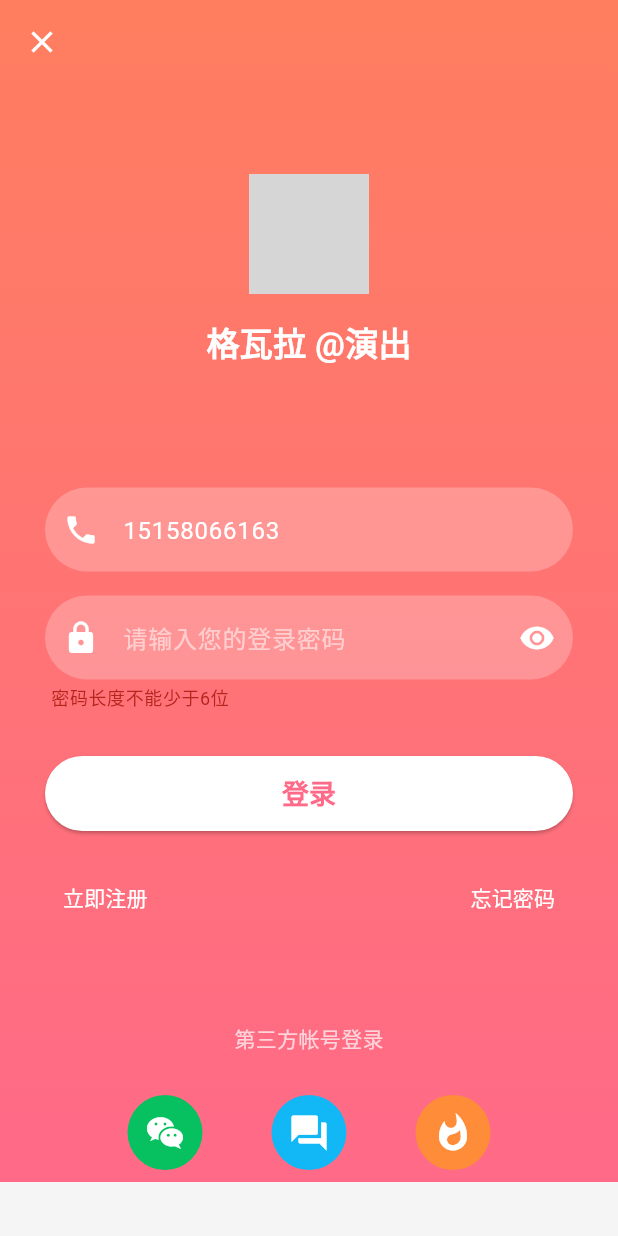
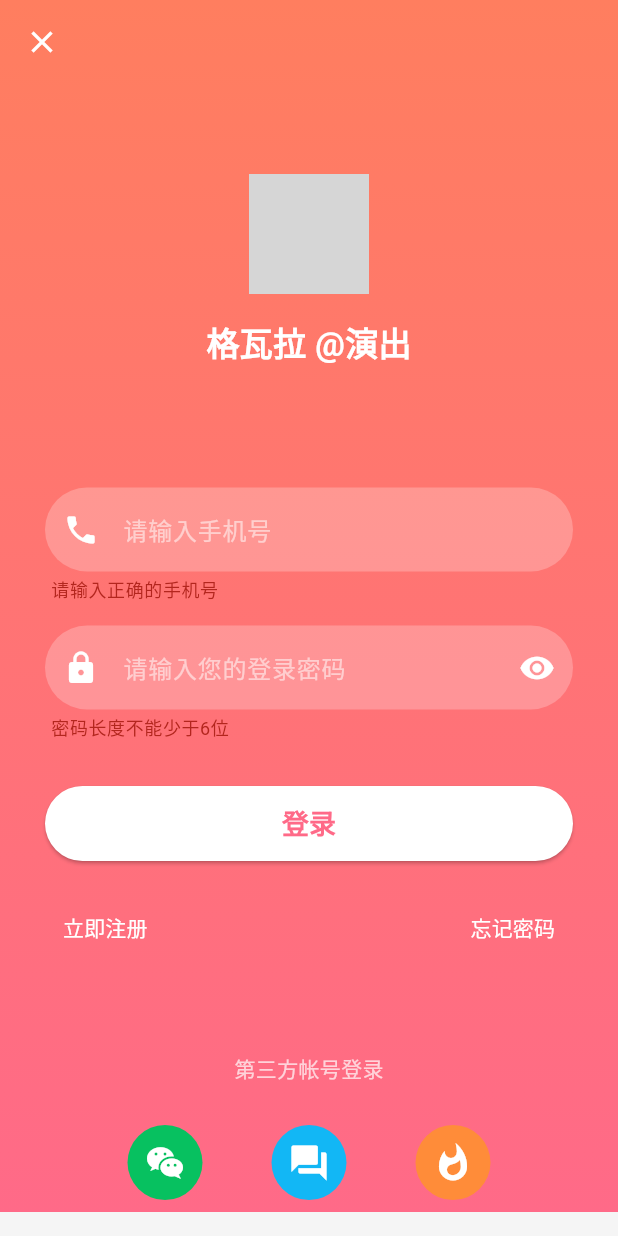
Before and after one commit to winfrise/flutter_login_auth_app, a Flutter app: the screen it shows after launch, after a tap on "登录", on a phone screen of 412 x 824 dp. Run offline on Flutter 3.47's test engine with Material 3 defaults, Android fonts, the phone set to English and light mode, and no system bars; our stand-ins replace dio, flutter_dotenv, shared_preferences; missing offline and left inert: http_mock_adapter; accounts and stored records are empty; statements that could not run were skipped; grey boxes are pictures that could not be loaded.

Commit message:
修改登陆页

```diff
--- a/lib/pages/login_page.dart
+++ b/lib/pages/login_page.dart
@@ -1,5 +1,6 @@
 import 'package:flutter/material.dart';
 import 'package:flutter/services.dart';
+import 'package:flutter_login_auth/api/user_api.dart';
 
 class LoginPage extends StatefulWidget {
   final String? redirectRoute; // 登录成功后跳转的路由
@@ -12,7 +13,7 @@ class LoginPage extends StatefulWidget {
 
 class _LoginPageState extends State<LoginPage> {
   // 表单控制器
-  final _phoneController = TextEditingController(text: "15158066163");
+  final _phoneController = TextEditingController();
   final _passwordController = TextEditingController();
   final _formKey = GlobalKey<FormState>();
 
@@ -27,11 +28,17 @@ class _LoginPageState extends State<LoginPage> {
   }
 
   // 登录逻辑
-  void _handleLogin() {
+  void _handleLogin() async {
     if (_formKey.currentState!.validate()) {
       // 验证通过，执行登录请求
       String phone = _phoneController.text.trim();
       String password = _passwordController.text.trim();
+
+      Map<String, dynamic> res = await UserApi.login(
+        username: phone,
+        password: password,
+      );
+
       // TODO: 调用登录API
       ScaffoldMessenger.of(
         context,
--- a/lib/utils/http.dart
+++ b/lib/utils/http.dart
@@ -20,19 +20,34 @@ Future<void> initHttp() async {
   // if (dotenv.env['USE_MOCK'] == true) {
   print('初始化mock');
   final mockAdapter = DioAdapter(dio: dio);
-  // 模拟登录接口（POST /user/login）
+  // 用户名密码登陆
   mockAdapter.onPost(
     '/api/user/login',
     (server) => server.reply(
       200,
       {
-        "code": 200,
+        "code": '000',
         "msg": "登录成功",
         "data": {"token": "mock_token_123456"},
       },
       delay: const Duration(milliseconds: 100), // 模拟网络延迟
     ),
     data: {'username': 'admin', 'password': '123456'},
+  );
+
+  // 手机号登陆
+  mockAdapter.onPost(
+    '/api/user/login',
+    (server) => server.reply(
+      200,
+      {
+        "code": '000',
+        "msg": "登录成功",
+        "data": {"token": "mock_token_123456"},
+      },
+      delay: const Duration(milliseconds: 100), // 模拟网络延迟
+    ),
+    data: {'username': '13812345678', 'password': '123456'},
   );
 
   // 获取用户信息接口
@@ -59,6 +74,7 @@ Future<void> initHttp() async {
     ),
   );
 
+  // 测试
   mockAdapter.onGet(
     '/api/test',
     (server) => server.reply(
```
Also changed, not shown: lib/mock/mock_server.dart (deleted, +0 -44 lines).
